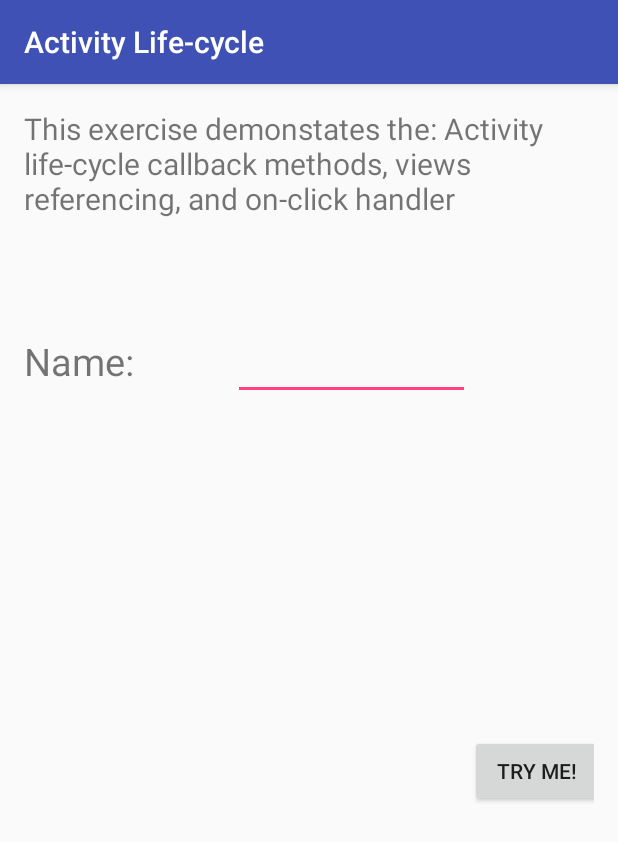
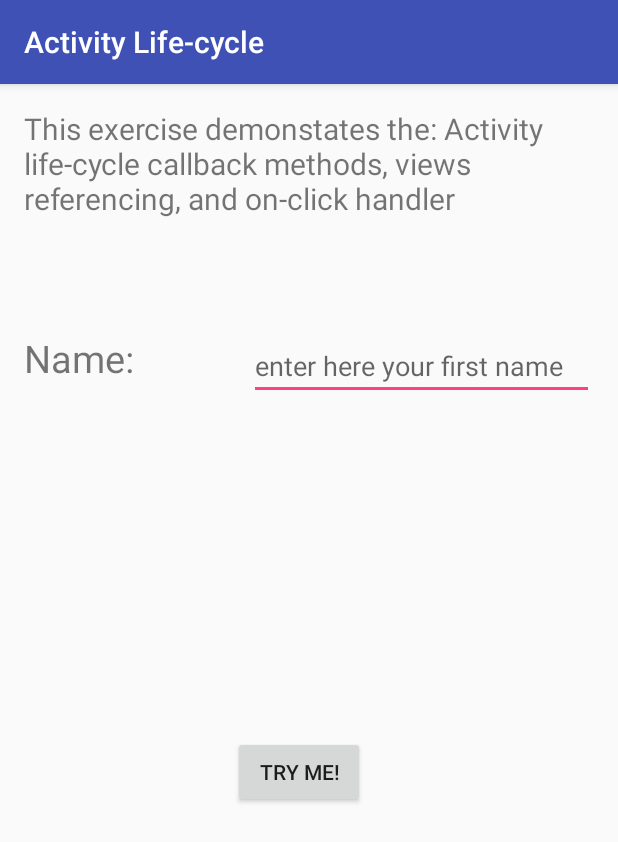
Before and after one commit to KaiOrland/Ex2, an Android app: the screen it shows after launch (MainActivity), on a phone screen of 412 x 824 dp. Shown: the top 842 px of the screen. Run offline under Robolectric (Android 15) with nearby library versions, the phone set to English and light mode, and no system bars.

```diff
--- a/app/src/main/res/layout/activity_main.xml
+++ b/app/src/main/res/layout/activity_main.xml
@@ -22,7 +22,8 @@
         android:layout_height="match_parent"
         android:layout_below="@+id/textView"
         android:layout_marginTop="75dp"
-        android:layout_alignParentStart="true">
+        android:layout_alignParentStart="true"
+        android:id="@+id/linearLayout">
 
         <TextView
             android:layout_width="139dp"
@@ -31,10 +32,14 @@
             android:id="@+id/textView2"
             android:textSize="25sp"/>
 
-        <EditText
-            android:layout_width="158dp"
+        <Button
+            android:layout_width="wrap_content"
             android:layout_height="wrap_content"
-            android:id="@+id/editText" />
+            android:text="@string/button"
+            android:id="@+id/btName"
+            android:layout_gravity="center_vertical"
+            android:layout_marginRight="100dp"
+            android:onClick="displayMessage"/>
 
         <LinearLayout
             android:orientation="horizontal"
@@ -42,14 +47,15 @@
             android:layout_height="59dp"
             android:layout_gravity="center_vertical">
 
-            <Button
-                android:layout_width="wrap_content"
-                android:layout_height="wrap_content"
-                android:text="@string/button"
-                android:id="@+id/button"
-                android:layout_gravity="center_vertical"
-                android:layout_marginRight="100dp"/>
         </LinearLayout>
     </LinearLayout>
 
+    <EditText
+        android:layout_width="230dp"
+        android:layout_height="wrap_content"
+        android:id="@+id/editText"
+        android:hint="enter here your first name"
+        android:layout_alignTop="@+id/linearLayout"
+        android:layout_alignParentEnd="true" />
+
 </RelativeLayout>
--- a/app/src/main/res/values/strings.xml
+++ b/app/src/main/res/values/strings.xml
@@ -3,4 +3,6 @@
     <string name = "intro">This exercise demonstates the: Activity life-cycle callback methods, views referencing, and on-click handler</string>
     <string name="fill">Name:</string>
     <string name="button">Try me!</string>
+    <string name="emptyName">[%1$d]Wait! you should first enter your name above</string>
+    <string name="emptyName2">[%1$d]welcome %2$s this is your first java coding experience in android. congratulations!!!</string>
 </resources>
```
Also changed, not shown: app/src/main/java/com/example/madaim/ex2/MainActivity.java (+34 -0 lines).
